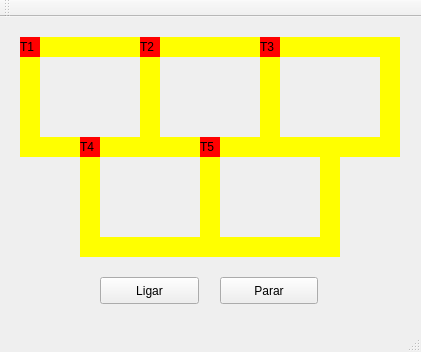
Qt form mainwindow.ui (bigodel/uai) before a commit.
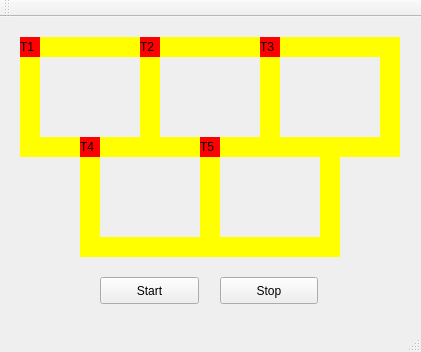
The same form after that commit.

```diff
--- a/mainwindow.ui
+++ b/mainwindow.ui
@@ -344,7 +344,7 @@
      </rect>
     </property>
     <property name="text">
-     <string>Ligar</string>
+     <string>Start</string>
     </property>
    </widget>
    <widget class="QPushButton" name="button_parar">
@@ -357,7 +357,7 @@
      </rect>
     </property>
     <property name="text">
-     <string>Parar</string>
+     <string>Stop</string>
     </property>
    </widget>
    <zorder>label_trilho01</zorder>
```
Left out of the diff: 88 changed lines with no effect on the pictures.
